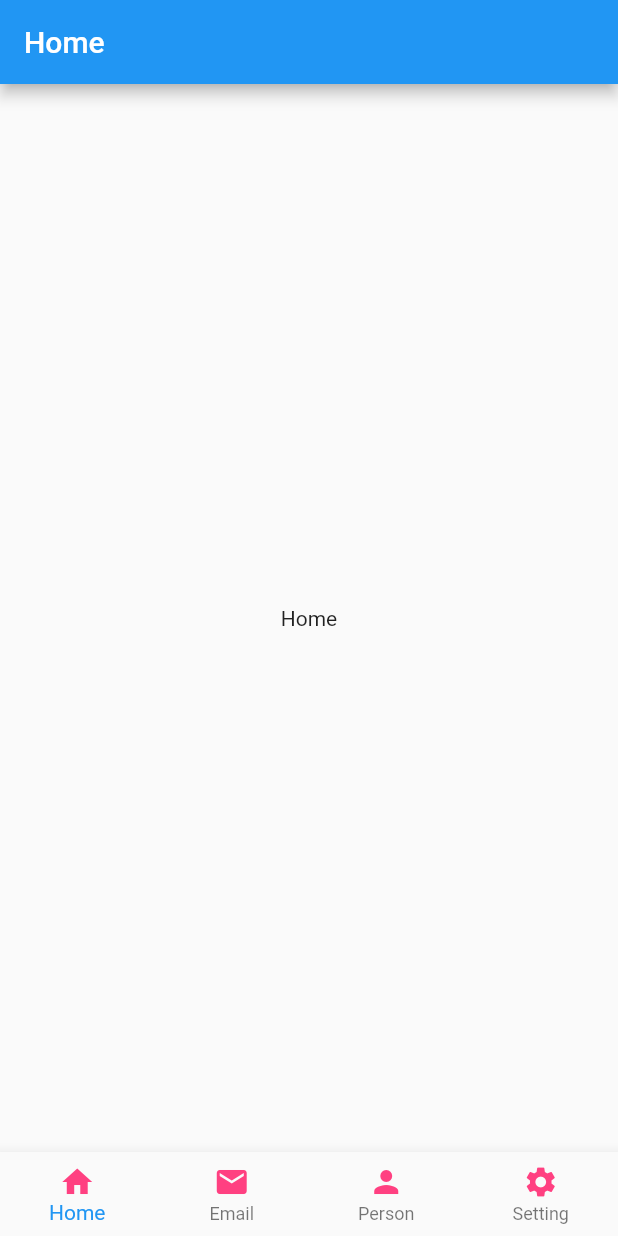
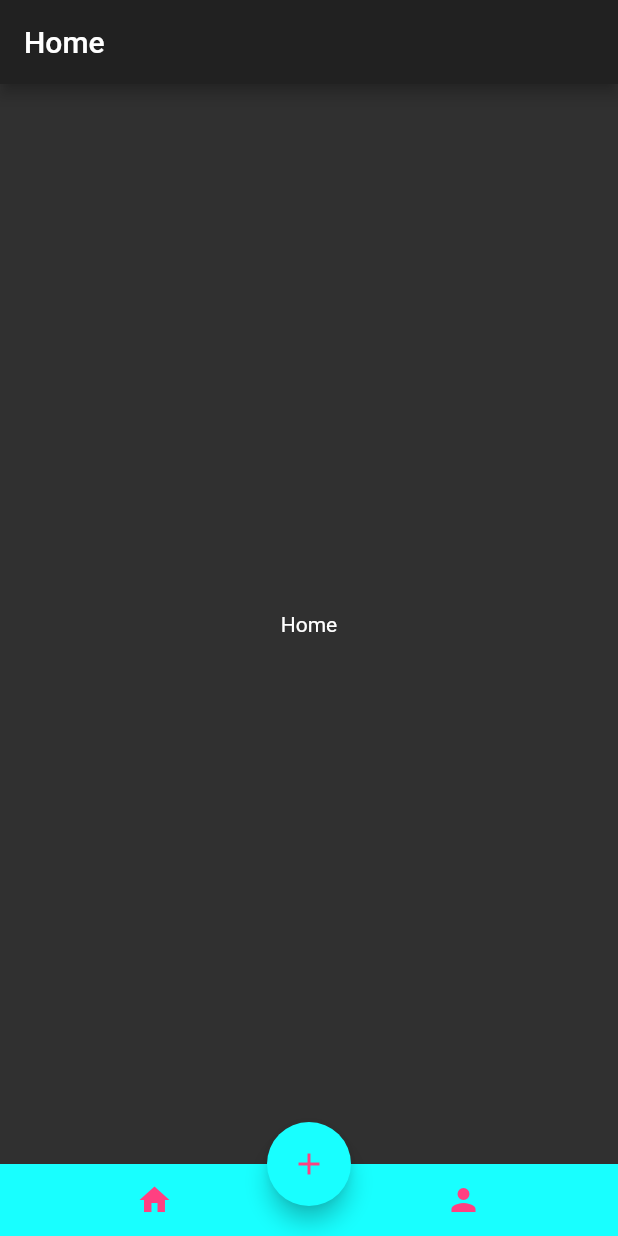
Before and after one commit to Taonce/Flutter-Example, a Flutter app: the screen it shows after launch, on a phone screen of 412 x 824 dp. Run offline on Flutter 3.47's test engine with Material 2 defaults, Android fonts, the phone set to English and light mode, and no system bars.

Commit message:
添加不规则底部导航栏

```diff
--- /dev/null
+++ b/lib/bottom_float_navigation/BottomNavigationFloatButton.dart
@@ -0,0 +1,64 @@
+import 'package:flutter/material.dart';
+import 'package:my_flutter/bottom_navigation/home_ui.dart';
+import 'package:my_flutter/bottom_navigation/person_ui.dart';
+
+class BottomNavigationFloatButton extends StatefulWidget {
+  @override
+  State<StatefulWidget> createState() => BottomNavigationFloatButtonState();
+}
+
+class BottomNavigationFloatButtonState
+    extends State<BottomNavigationFloatButton> {
+  int _index = 0;
+  List<Widget> _list = List();
+
+  @override
+  void initState() {
+    _list..add(HomeUI())..add(PersonUI());
+    super.initState();
+  }
+
+  @override
+  Widget build(BuildContext context) {
+    return Scaffold(
+      body: _list[_index],
+      floatingActionButtonLocation: FloatingActionButtonLocation.centerDocked,
+      floatingActionButton: FloatingActionButton(
+        onPressed: () {},
+        child: Icon(
+          Icons.add,
+          color: Colors.pinkAccent,
+        ),
+        backgroundColor: Colors.cyanAccent,
+      ),
+      bottomNavigationBar: BottomAppBar(
+        color: Colors.cyanAccent,
+        elevation: 5,
+        child: Row(
+          mainAxisAlignment: MainAxisAlignment.spaceAround,
+          mainAxisSize: MainAxisSize.max,
+          children: <Widget>[
+            IconButton(
+              icon: Icon(Icons.home),
+              onPressed: () {
+                setState(() {
+                  _index = 0;
+                });
+              },
+              color: Colors.pinkAccent,
+            ),
+            IconButton(
+              icon: Icon(Icons.person),
+              onPressed: () {
+                setState(() {
+                  _index = 1;
+                });
+              },
+              color: Colors.pinkAccent,
+            ),
+          ],
+        ),
+      ),
+    );
+  }
+}
--- a/lib/main.dart
+++ b/lib/main.dart
@@ -4,6 +4,7 @@ import 'package:flutter/material.dart';
 import 'package:flutter/services.dart';
 import 'package:my_flutter/learn_widget/container/LearnContainer.dart';
 
+import 'bottom_float_navigation/BottomNavigationFloatButton.dart';
 import 'bottom_navigation/BottomNavigationWidget.dart';
 import 'learn_widget/LearnAppBar.dart';
 import 'learn_widget/LearnButton.dart';
@@ -57,8 +58,9 @@ class MyApp extends StatelessWidget {
 //      home: HomeUI(),
 //      home: LearnNavigatorWithData(),
 //      home: LearnNavigatorReturn(),
-      home: BottomNavigationWidget(),
-      theme: ThemeData.light(),
+//      home: BottomNavigationWidget(),
+      home: BottomNavigationFloatButton(),
+      theme: ThemeData.dark(),
     );
   }
 }
```
